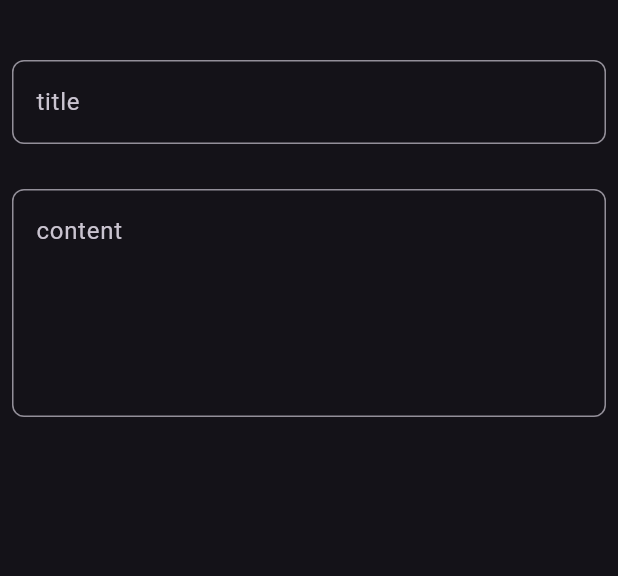
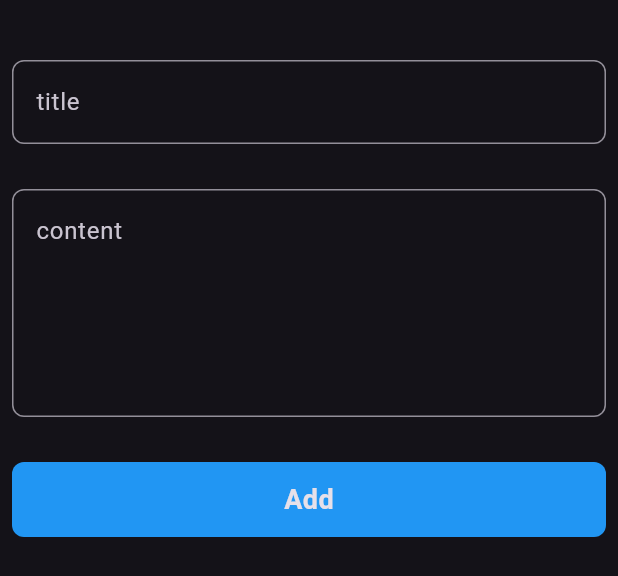
Before and after one commit to abdo712005/notes_app, a Flutter app: the AddNoteButtonSheet widget shown alone on an empty page, opened directly, on a phone screen of 412 x 824 dp. Shown: the top 576 px of the screen. Run offline on Flutter 3.47's test engine with Material 3 defaults, Android fonts, the phone set to English and light mode, and no system bars.

Commit message:
add CustomButton component and integrate into AddNoteButtonSheet for improved functionality

```diff
--- a/lib/components/Add_note_button_sheet.dart
+++ b/lib/components/Add_note_button_sheet.dart
@@ -1,4 +1,5 @@
 import 'package:flutter/material.dart';
+import 'package:note_app/components/Custom_button.dart';
 import 'package:note_app/components/Custom_text_field.dart';
 
 class AddNoteButtonSheet extends StatelessWidget {
@@ -8,6 +9,7 @@ class AddNoteButtonSheet extends StatelessWidget {
   Widget build(BuildContext context) {
     return Padding(
       padding: const EdgeInsets.all(8.0),
+      child: SingleChildScrollView(
         child: Column(
           children: [
             SizedBox(
@@ -23,8 +25,13 @@ class AddNoteButtonSheet extends StatelessWidget {
               title: "content",
               maxlins: 5,
             ),
+            SizedBox(
+              height: 30,
+            ),
+            CustomButton()
 
           ],
+        ),
       ),
     );
   }
--- /dev/null
+++ b/lib/components/Custom_button.dart
@@ -0,0 +1,24 @@
+import 'package:flutter/material.dart';
+
+class CustomButton extends StatelessWidget {
+  const CustomButton({super.key});
+
+  @override
+  Widget build(BuildContext context) {
+    return Container(
+      alignment: Alignment.center,
+      width: double.infinity,
+      height: 50,
+     decoration: BoxDecoration(
+      borderRadius: BorderRadius.circular(8),
+      color: Colors.blue
+     ),
+      child: Text("Add",
+      style: TextStyle(
+         fontSize: 18,
+         fontWeight: FontWeight.bold
+      ),
+      ),
+    );
+  }
+}
```
Lines whose indentation alone changed are shown as unchanged.
